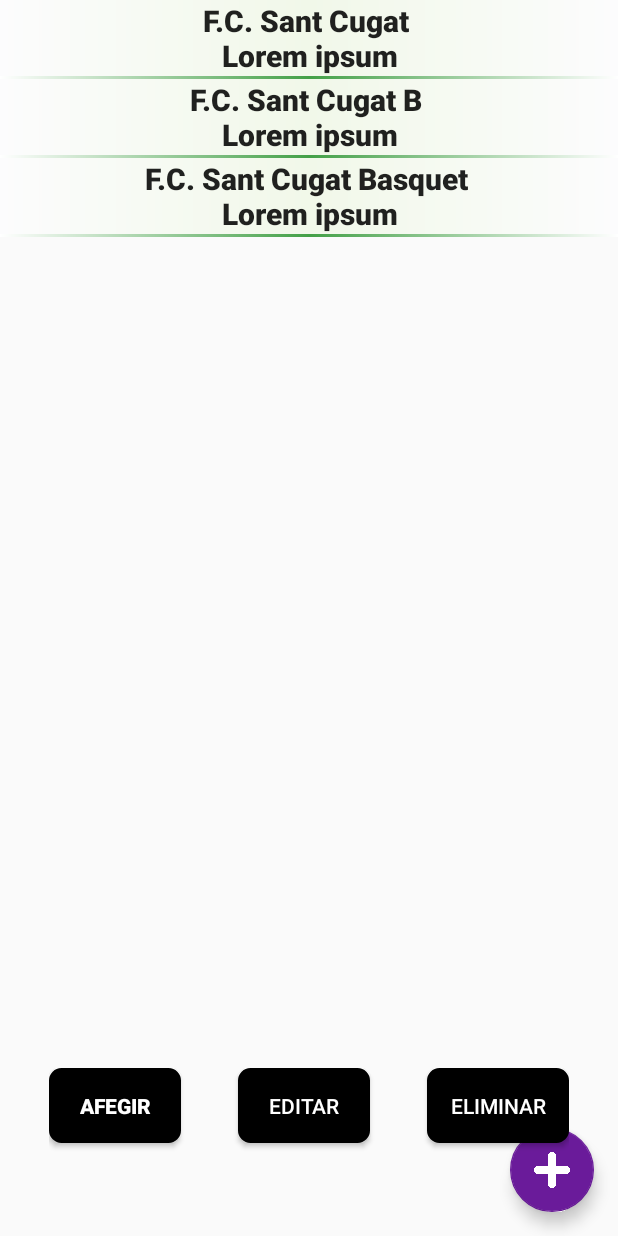
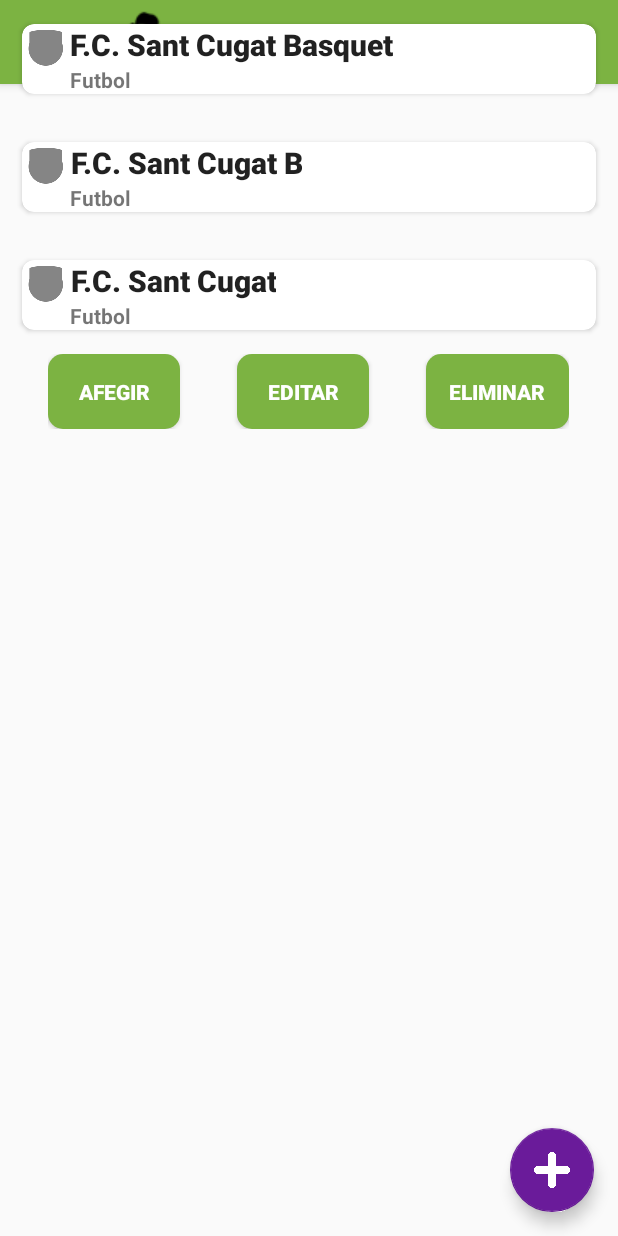
Before and after one commit to xavijimenezmulet/EntiEspaisAndroid, an Android app: the fragment EquipsFragment placed in its activity, on a phone screen of 412 x 824 dp. Run offline under Robolectric (Android 15) with nearby library versions, the phone set to English and light mode, and no system bars.

Commit message:
Fragments Equipos

```diff
--- a/app/build.gradle
+++ b/app/build.gradle
@@ -27,6 +27,7 @@ dependencies {
     implementation 'com.android.support:cardview-v7:27.1.1'
     implementation 'com.android.support.constraint:constraint-layout:1.1.3'
     implementation 'com.android.support:support-vector-drawable:27.1.1'
+    implementation 'com.android.support:recyclerview-v7:27.1.1'
     testImplementation 'junit:junit:4.12'
     androidTestImplementation 'com.android.support.test:runner:1.0.2'
     androidTestImplementation 'com.android.support.test.espresso:espresso-core:3.0.2'
--- a/app/src/main/java/com/example/cep/entiespaisandroid/fragments/EquipsFragment.java
+++ b/app/src/main/java/com/example/cep/entiespaisandroid/fragments/EquipsFragment.java
@@ -1,33 +1,29 @@
 package com.example.cep.entiespaisandroid.fragments;
 
 import android.app.Activity;
-import android.graphics.drawable.GradientDrawable;
 import android.os.Bundle;
-import android.support.design.widget.FloatingActionButton;
+import android.support.annotation.NonNull;
 import android.support.v4.app.Fragment;
-import android.support.v4.app.FragmentTransaction;
+import android.support.v7.widget.GridLayoutManager;
+import android.support.v7.widget.RecyclerView;
 import android.view.LayoutInflater;
 import android.view.View;
 import android.view.ViewGroup;
-import android.widget.AdapterView;
 import android.widget.ArrayAdapter;
-import android.widget.Button;
-import android.widget.ListView;
+import android.widget.ImageView;
 import android.widget.TextView;
 import android.widget.Toast;
 
 import com.example.cep.entiespaisandroid.R;
 import com.example.cep.entiespaisandroid.classes.EQUIPS;
-import com.example.cep.entiespaisandroid.utilities.Conexions;
 
 import java.util.ArrayList;
 
 public class EquipsFragment extends Fragment
 {
-	private ListView llista_equips;
-	private Button afegir, editar, eliminar;
-	private EquipsListener listener;
-
+	private RecyclerView mRecyClerView;
+	private RecyclerView.Adapter mAdapter;
+	private RecyclerView.LayoutManager mLayoutManager;
 	private ArrayList<EQUIPS> equips = new ArrayList<EQUIPS>();
 
 	@Override
@@ -41,97 +37,106 @@ public class EquipsFragment extends Fragment
 	@Override
 	public void onActivityCreated(Bundle state) {
 		super.onActivityCreated(state);
-		equips.add(new EQUIPS(1, "F.C. Sant Cugat \nLorem ipsum", false, 1,
-				"2018-2019", 15, 3, 2, 1,
-				1));
-		equips.add(new EQUIPS(3, "F.C. Sant Cugat B \nLorem ipsum", false, 1,
-				"2018-2019", 15, 3, 2, 1,
-				1));
-		equips.add(new EQUIPS(4, "F.C. Sant Cugat Basquet \nLorem ipsum", false, 1,
-				"2018-2019", 15, 3, 2, 1,
-				1));
+		equips.add(new EQUIPS(1, "F.C. Sant Cugat", false,
+				1,"2018-2019", 15, 3,
+				2, 1,1));
+		equips.add(new EQUIPS(3, "F.C. Sant Cugat B", false,
+				1,"2018-2019", 15, 3,
+				2, 1,1));
+		equips.add(new EQUIPS(4, "F.C. Sant Cugat Basquet",
+				false, 1,"2018-2019", 15,
+				3, 2, 1,1));
 
-		llista_equips = getView().findViewById(R.id.ListViewEquips);
 
-		int[] colors = {0xFFFFFFFF, 0xFF43A047, 0xFFFFFFFF};
-		// https://convertingcolors.com/hex-color-FFFFFF.html
-		llista_equips.setDivider(new GradientDrawable(GradientDrawable.Orientation.RIGHT_LEFT, colors));
-		llista_equips.setDividerHeight(3);
+		mRecyClerView = getView().findViewById(R.id.rv_recycler_view);
+		mRecyClerView.setHasFixedSize(true);
+		mLayoutManager = new GridLayoutManager(getContext(),
+				1, GridLayoutManager.VERTICAL, true);
+		mAdapter = new AdaptadorEquips(equips);
+		((AdaptadorEquips) mAdapter).setOnClickListener(new View.OnClickListener() {
+			@Override
+			public void onClick(View v) {
+				Toast.makeText(getContext(), "CLICK", Toast.LENGTH_LONG).show();
 
-		llista_equips.setAdapter(new AdaptadorEquips(this));
-		llista_equips.setOnItemClickListener(new AdapterView.OnItemClickListener()
-		{
-			@Override
-			public void onItemClick(AdapterView<?> adapterView, View view, int i, long l)
-			{
-				if (listener != null)
-				{
-					listener.onEquipSeleccionado((EQUIPS)llista_equips.getAdapter().getItem(i));
-				}
 			}
 		});
 
-		//---------------------------------------------------//
-		afegir = getView().findViewById(R.id.btnAfegirEquip);
-		afegir.setOnClickListener(new View.OnClickListener()
-		{
-			@Override
-			public void onClick(View view)
-			{
-				Toast.makeText(getActivity(), "Añadir", Toast.LENGTH_LONG).show();
-			}
-		});
+		mRecyClerView.setLayoutManager(mLayoutManager);
+		mRecyClerView.setAdapter(mAdapter);
 
-		//---------------------------------------------------//
-		editar = getView().findViewById(R.id.btnEditarEquip);
-		editar.setOnClickListener(new View.OnClickListener()
-		{
-			@Override
-			public void onClick(View view)
-			{
-				Toast.makeText(getActivity(), "Editar", Toast.LENGTH_LONG).show();
-			}
-		});
-
-		//---------------------------------------------------//
-		eliminar = getView().findViewById(R.id.btnEliminarEquip);
-		eliminar.setOnClickListener(new View.OnClickListener()
-		{
-			@Override
-			public void onClick(View view)
-			{
-				Toast.makeText(getActivity(), "Eliminar", Toast.LENGTH_LONG).show();
-			}
-		});
-
-		//---------------------------------------------------//
 	}
 
-	public interface EquipsListener {
-		void onEquipSeleccionado(EQUIPS e);
-	}
 
-	public void setEquipsListener(EquipsListener listener) {
-		this.listener=listener;
-	}
 
-	class AdaptadorEquips extends ArrayAdapter<EQUIPS>
+	class AdaptadorEquips extends RecyclerView.Adapter <AdaptadorEquips.EquipViewHolder>
+			implements View.OnClickListener
 	{
-		Activity context;
+		private View.OnClickListener listener;
+		ArrayList<EQUIPS> equipos;
 
-		AdaptadorEquips(Fragment context) {
-			super(context.getActivity(), R.layout.items_listequips, /*Conexions.equips*/ equips);
-			this.context = context.getActivity();
+
+		public AdaptadorEquips(ArrayList<EQUIPS> lista_equipos) {
+			this.equipos = lista_equipos;
+		}
+		class EquipViewHolder
+				extends RecyclerView.ViewHolder
+		{
+			private ImageView imgEquipImage;
+			private TextView lblEquipName;
+			private TextView lblEquipEsport;
+
+
+			public EquipViewHolder(View itemView)
+			{
+				super(itemView);
+				imgEquipImage = itemView.findViewById(R.id.iv_image);
+				lblEquipName = itemView.findViewById(R.id.tv_text);
+				lblEquipEsport = itemView.findViewById(R.id.tv_blah);
+			}
+
+			public void bindEquip(EQUIPS e) {
+				imgEquipImage.setImageResource(R.drawable.ic_action_equips);
+				lblEquipName.setText(e.getNom());
+				lblEquipEsport.setText("Futbol");
+			}
 		}
 
-		public View getView(int position, View convertView, ViewGroup parent) {
-			LayoutInflater inflater = context.getLayoutInflater();
-			View item = inflater.inflate(R.layout.items_listequips, null);
+		@NonNull
+		@Override
+		public EquipViewHolder onCreateViewHolder(@NonNull ViewGroup viewGroup, int i)
+		{
+			View itemView = LayoutInflater.from(viewGroup.getContext()).inflate(R.layout.card_item, viewGroup, false);
 
-			TextView IdTitulo = (TextView)item.findViewById(R.id.TextEquip);
-			IdTitulo.setText(/*Conexions.equips.get(position).getNom()*/equips.get(position).getNom());
+			itemView.setOnClickListener(this);
 
-			return(item);
+			EquipViewHolder evh = new EquipViewHolder(itemView);
+			return evh;
+		}
+		@Override
+		public void onBindViewHolder(@NonNull EquipViewHolder equipViewHolder, int i)
+		{
+			EQUIPS item = equipos.get(i);
+			equipViewHolder.bindEquip(item);
+		}
+
+		@Override
+		public int getItemCount()
+		{
+			return equipos.size();
+		}
+
+		public void setOnClickListener(View.OnClickListener listener) {
+			this.listener = listener;
+		}
+
+		@Override
+		public void onClick(View view) {
+			if(listener != null) {
+				listener.onClick(view);
+
+			}
+
+
 		}
 	}
 
--- /dev/null
+++ b/app/src/main/res/drawable/button_test.xml
@@ -0,0 +1,8 @@
+<?xml version="1.0" encoding="utf-8"?>
+<shape xmlns:android="http://schemas.android.com/apk/res/android" android:shape="rectangle">
+
+    <solid android:color="@color/colorPrimario"/>
+
+    <corners android:radius="10dp"/>
+
+</shape>
--- /dev/null
+++ b/app/src/main/res/layout/card_item.xml
@@ -0,0 +1,49 @@
+
+
+
+<android.support.v7.widget.CardView
+    xmlns:android="http://schemas.android.com/apk/res/android"
+    android:id="@+id/card_view"
+    xmlns:card_view="http://schemas.android.com/apk/res-auto"
+    android:layout_width="match_parent"
+    android:layout_margin="10dp"
+    android:layout_height="wrap_content"
+    card_view:cardCornerRadius="8dp"
+    card_view:elevation="8dp"
+    card_view:cardUseCompatPadding="true">
+
+    <RelativeLayout
+        android:layout_width="match_parent"
+        android:layout_height="wrap_content">
+
+        <ImageView
+            android:id="@+id/iv_image"
+            android:layout_height="wrap_content"
+            android:layout_width="wrap_content"
+            android:src="@drawable/ic_action_equips">
+        </ImageView>
+
+        <TextView
+            android:id="@+id/tv_text"
+            android:layout_toRightOf ="@+id/iv_image"
+            android:layout_width="wrap_content"
+            android:layout_height="wrap_content"
+            android:gravity="center"
+            android:textSize="20sp"
+            android:textStyle="bold"
+            style="@style/Base.TextAppearance.AppCompat.Title">
+        </TextView>
+
+        <TextView
+            android:id="@+id/tv_blah"
+            android:layout_width="wrap_content"
+            android:layout_height="wrap_content"
+            android:text="Another Recyclerview Fragment"
+            android:textStyle="bold"
+            android:layout_below="@+id/tv_text"
+            android:layout_toRightOf="@+id/iv_image"
+            android:layout_toEndOf="@+id/iv_image">
+        </TextView>
+
+    </RelativeLayout>
+</android.support.v7.widget.CardView>
--- a/app/src/main/res/layout/fragment_equips.xml
+++ b/app/src/main/res/layout/fragment_equips.xml
@@ -6,14 +6,14 @@
     android:layout_height="match_parent"
     android:orientation="vertical">
 
-    <ListView
-        android:id="@+id/ListViewEquips"
+    <android.support.v7.widget.RecyclerView
+        android:id="@+id/rv_recycler_view"
         android:layout_width="match_parent"
         android:layout_height="wrap_content"
-        android:layout_weight="9">
 
+        >
 
-    </ListView>
+    </android.support.v7.widget.RecyclerView>
 
     <LinearLayout
 
@@ -21,7 +21,8 @@
         android:layout_height="wrap_content"
         android:orientation="horizontal"
         android:layout_gravity="center"
-        android:layout_weight="1">
+
+        >
 
         <Button
             android:id="@+id/btnAfegirEquip"
@@ -31,7 +32,7 @@
             android:padding="15dp"
             android:textColor="@color/blanco"
             android:textStyle="bold"
-            android:background="@drawable/button_equips"/>
+            android:background="@drawable/button_test"/>
 
         <Button
             android:id="@+id/btnEditarEquip"
@@ -42,16 +43,18 @@
             android:layout_marginRight="38dp"
             android:textColor="@color/blanco"
             android:padding="15dp"
-            android:background="@drawable/button_equips"/>
+            android:background="@drawable/button_test"
+            android:textStyle="bold"/>
 
         <Button
             android:id="@+id/btnEliminarEquip"
             android:layout_width="wrap_content"
             android:layout_height="wrap_content"
             android:text="@string/boto_eliminar"
+            android:padding="15dp"
             android:textColor="@color/blanco"
-            android:padding="15dp"
-            android:background="@drawable/button_equips"/>
+            android:background="@drawable/button_test"
+            android:textStyle="bold"/>
     </LinearLayout>
 
 </LinearLayout>
```
